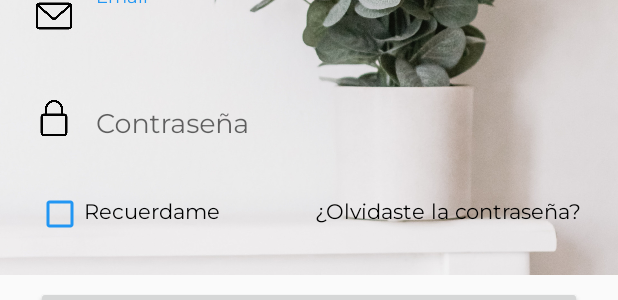
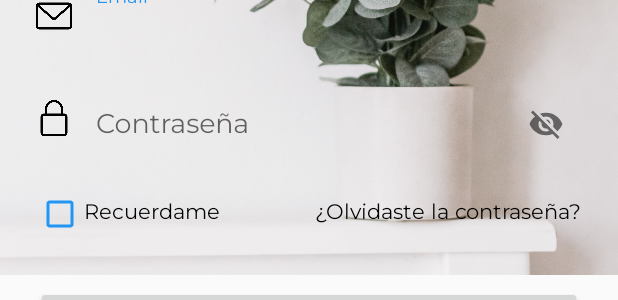
Before and after one commit to Rodaja/Gardenia-Android, an Android app: the layout activity_login.xml on its own in the app's theme, with its tools: preview values and no code run, on a phone screen of 412 x 824 dp. Shown: the part 755-1055 px from the top of the screen. Run offline under Robolectric (Android 15) with nearby library versions, the phone set to English and light mode, and no system bars.

Commit message:
Login actualizado

```diff
--- a/app/src/main/res/layout/activity_login.xml
+++ b/app/src/main/res/layout/activity_login.xml
@@ -152,6 +152,8 @@
             android:layout_height="32dp"
             android:layout_marginStart="16dp"
             android:layout_marginLeft="16dp"
+            android:layout_marginEnd="24dp"
+            android:layout_marginRight="24dp"
             app:layout_constraintBottom_toBottomOf="parent"
             app:layout_constraintEnd_toEndOf="parent"
             app:layout_constraintStart_toEndOf="@+id/ivIconEmail">
@@ -199,9 +201,12 @@
             android:layout_height="35dp"
             android:layout_marginStart="16dp"
             android:layout_marginLeft="16dp"
+            android:layout_marginEnd="24dp"
+            android:layout_marginRight="24dp"
             app:layout_constraintBottom_toBottomOf="parent"
             app:layout_constraintEnd_toEndOf="parent"
-            app:layout_constraintStart_toEndOf="@+id/ivIconPasswordRepeat">
+            app:layout_constraintStart_toEndOf="@+id/ivIconPasswordRepeat"
+            app:passwordToggleEnabled="true">
 
             <com.google.android.material.textfield.TextInputEditText
                 android:id="@+id/etPassword"
```
Also changed, not shown: app/src/main/res/layout/activity_reset_password.xml (+12 -2 lines), app/src/main/res/layout/activity_signup.xml (+10 -2 lines).
